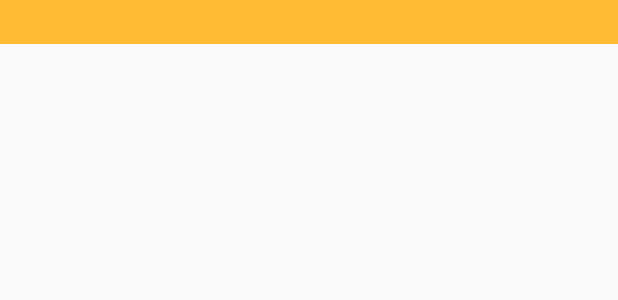
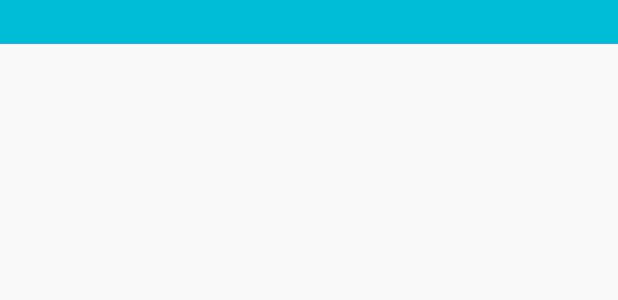
Before and after one commit to prescottwhite/gunlog, an Android app: the layout recyclerview_item.xml on its own in the app's theme, with its tools: preview values and no code run, on a phone screen of 412 x 824 dp. Shown: the top 300 px of the screen. Run offline under Robolectric (Android 15) with nearby library versions, the phone set to English and light mode, and no system bars.

Commit message:
Change color of each item background in recyclerview

```diff
--- a/app/src/main/res/layout/recyclerview_item.xml
+++ b/app/src/main/res/layout/recyclerview_item.xml
@@ -10,5 +10,5 @@
         style="@style/gun_title"
         android:layout_width="match_parent"
         android:layout_height="wrap_content"
-        android:background="@android:color/holo_orange_light" />
+        android:background="#00BCD4" />
 </LinearLayout>
```
